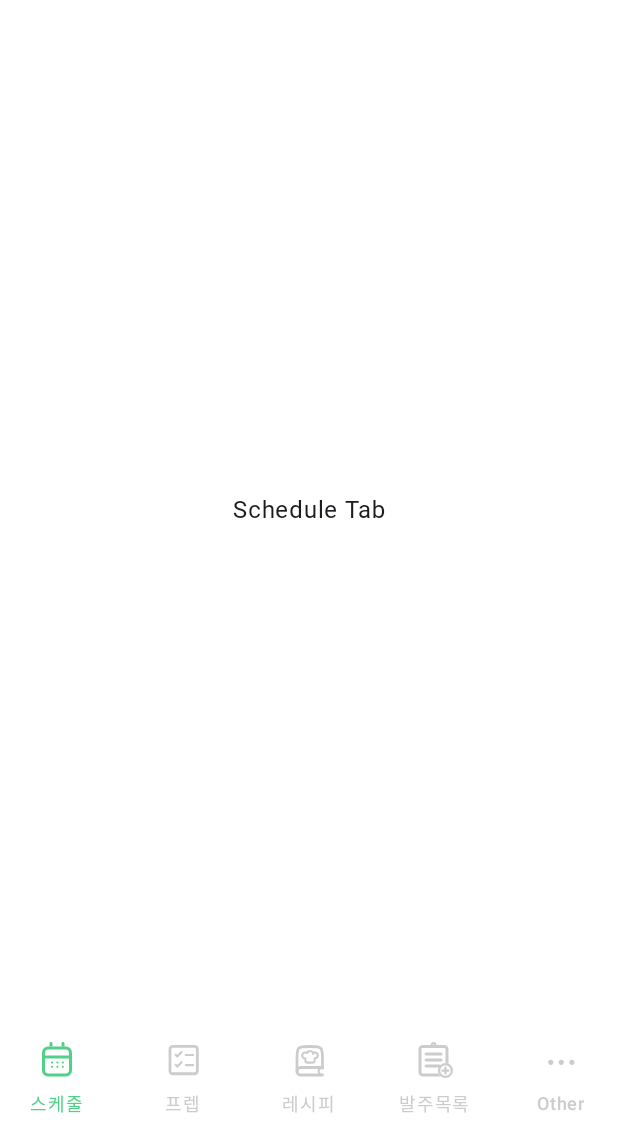
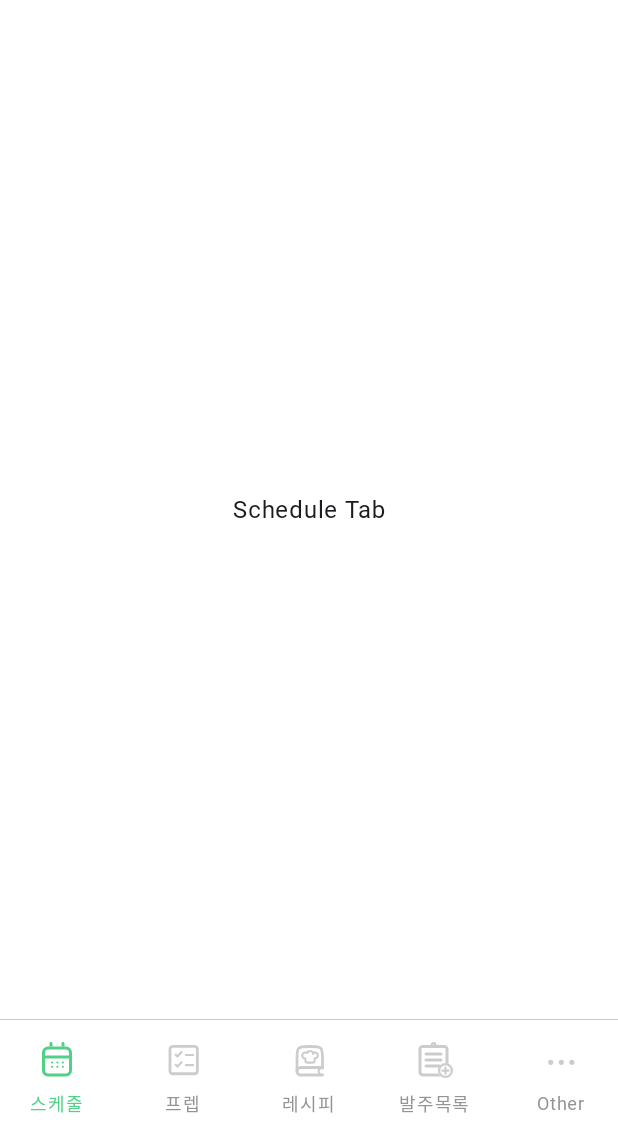
Before and after one commit to KitchingApp/Kitching_Manager, an Android app built with Jetpack Compose: the screen it shows after launch (MainActivity), on a phone screen of 412 x 824 dp, the part 96-1236 px from its top. Run offline under Robolectric (Android 15) with nearby library versions, the phone set to English and light mode, and no system bars; Roboto replaces fonts that are not available here.

Commit message:
navigation bar border 추가 & label 폰트, 색상 변경

```diff
--- a/app/src/main/java/com/kitching/app/ui/screen/navigation/CustomNavigationBar.kt
+++ b/app/src/main/java/com/kitching/app/ui/screen/navigation/CustomNavigationBar.kt
@@ -1,18 +1,24 @@
 package com.kitching.app.ui.screen.navigation
 
+import androidx.compose.foundation.border
 import androidx.compose.material3.Icon
 import androidx.compose.material3.NavigationBar
 import androidx.compose.material3.NavigationBarItem
 import androidx.compose.material3.NavigationBarItemColors
 import androidx.compose.material3.Text
 import androidx.compose.runtime.Composable
+import androidx.compose.ui.Modifier
+import androidx.compose.ui.draw.drawBehind
+import androidx.compose.ui.geometry.Offset
 import androidx.compose.ui.graphics.Color
 import androidx.navigation.NavDestination
 import androidx.navigation.NavGraph.Companion.findStartDestination
 import androidx.navigation.NavHostController
 import com.kitching.app.navgraph.BottomNavItem
 import com.kitching.app.ui.theme.bottomNavItemColor
+import com.kitching.app.ui.theme.bottomNavLabelColor
 import com.kitching.app.ui.theme.mainColor
+import com.kitching.app.ui.theme.pretendard
 
 @Composable
 fun CustomNavigationBar(
@@ -20,6 +26,13 @@ fun CustomNavigationBar(
     currentDestination: NavDestination?
 ) {
     NavigationBar(
+        modifier = Modifier.drawBehind {
+            drawLine(
+                color = bottomNavLabelColor,
+                start = Offset(0f, 0f),
+                end = Offset(size.width, 0f),
+            )
+        },
         containerColor = Color.White,
         contentColor = bottomNavItemColor,
     ) {
@@ -30,6 +43,7 @@ fun CustomNavigationBar(
                     label = {
                         Text(
                             text = bottomNavItem.tabName,
+                            fontFamily = pretendard
                         )
                     },
                     icon = {
@@ -52,7 +66,7 @@ fun CustomNavigationBar(
                         selectedTextColor = mainColor,
                         selectedIndicatorColor = Color.Transparent,
                         unselectedIconColor = bottomNavItemColor,
-                        unselectedTextColor = bottomNavItemColor,
+                        unselectedTextColor = bottomNavLabelColor,
                         disabledIconColor = Color.Transparent,
                         disabledTextColor = Color.Transparent,
                     )
--- a/app/src/main/java/com/kitching/app/ui/theme/Color.kt
+++ b/app/src/main/java/com/kitching/app/ui/theme/Color.kt
@@ -14,4 +14,5 @@ val mainColor = Color(0xFF51D088)
 val subColor1 = Color(0xFFF0FDD2)
 val subColor2 = Color(0xFF3E825B)
 val bottomNavItemColor = Color(0xFFCCCCCC)
+val bottomNavLabelColor = Color(0xFF949494)
 val subTextColor = Color(0xFF565656)
```
